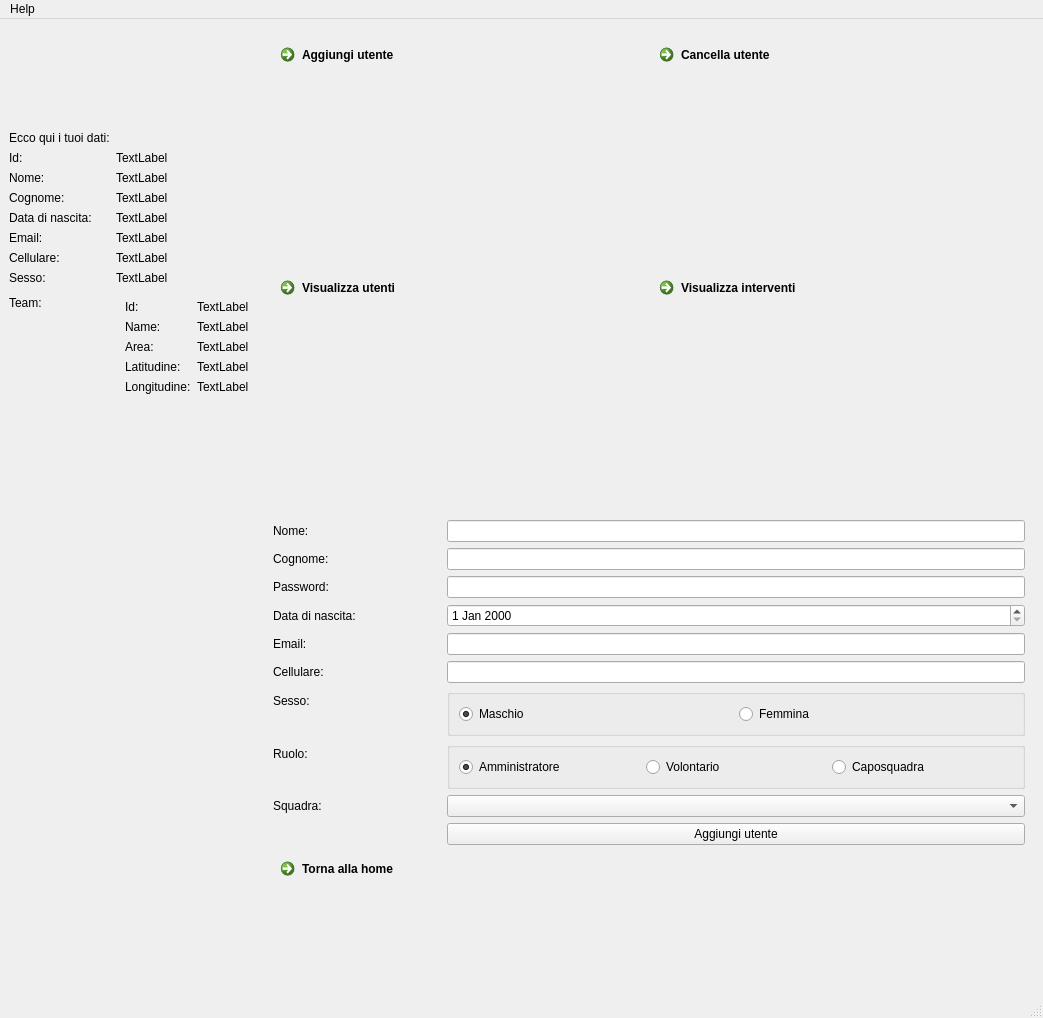
Qt form Progetto_C++/PCTeams/mainwindow/mainwindow.ui (matteoverzeroli/PAProject) before a commit.
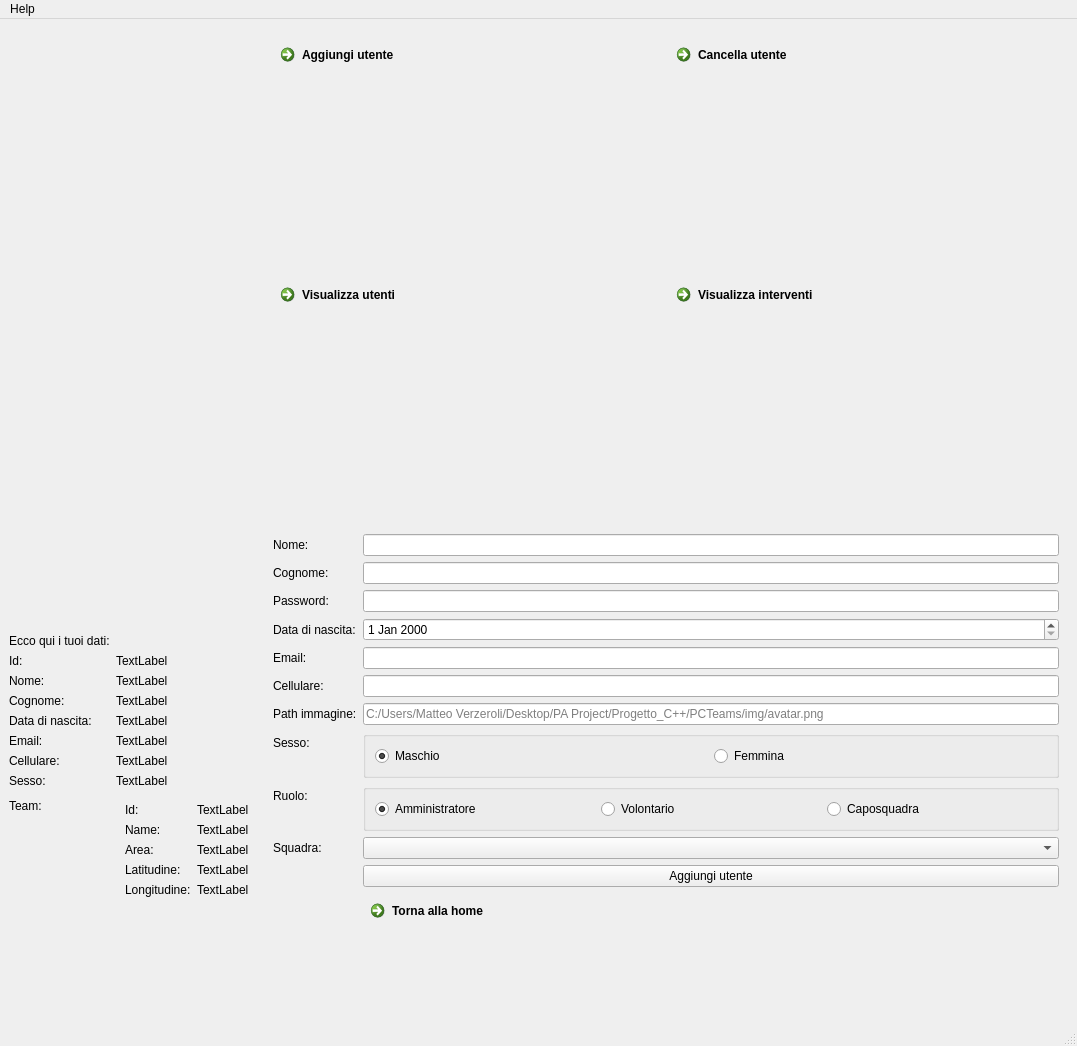
The same form after that commit. The open tabs and pages were chosen to show the change. Icons and pictures are not drawn.

Commit message: aggiunta immagine utente, miglioramenti grafici (icon link button)

Patch:
```diff
--- a/Progetto_C++/PCTeams/mainwindow/mainwindow.ui
+++ b/Progetto_C++/PCTeams/mainwindow/mainwindow.ui
@@ -6,8 +6,8 @@
    <rect>
     <x>0</x>
     <y>0</y>
-    <width>1043</width>
-    <height>1018</height>
+    <width>1077</width>
+    <height>1046</height>
    </rect>
   </property>
   <property name="windowTitle">
@@ -36,6 +36,16 @@
           <property name="text">
            <string>Cancella utente</string>
           </property>
+          <property name="icon">
+           <iconset resource="../resources.qrc">
+            <normaloff>:/img/img/minus.png</normaloff>:/img/img/minus.png</iconset>
+          </property>
+          <property name="iconSize">
+           <size>
+            <width>50</width>
+            <height>50</height>
+           </size>
+          </property>
          </widget>
         </item>
         <item row="1" column="1">
@@ -43,6 +53,16 @@
           <property name="text">
            <string>Visualizza interventi</string>
           </property>
+          <property name="icon">
+           <iconset resource="../resources.qrc">
+            <normaloff>:/img/img/tools.png</normaloff>:/img/img/tools.png</iconset>
+          </property>
+          <property name="iconSize">
+           <size>
+            <width>50</width>
+            <height>50</height>
+           </size>
+          </property>
          </widget>
         </item>
         <item row="1" column="0">
@@ -56,6 +76,16 @@
           <property name="text">
            <string>Visualizza utenti</string>
           </property>
+          <property name="icon">
+           <iconset resource="../resources.qrc">
+            <normaloff>:/img/img/users.png</normaloff>:/img/img/users.png</iconset>
+          </property>
+          <property name="iconSize">
+           <size>
+            <width>50</width>
+            <height>50</height>
+           </size>
+          </property>
          </widget>
         </item>
         <item row="0" column="0">
@@ -63,6 +93,16 @@
           <property name="text">
            <string>Aggiungi utente</string>
           </property>
+          <property name="icon">
+           <iconset resource="../resources.qrc">
+            <normaloff>:/img/img/plus.png</normaloff>:/img/img/plus.png</iconset>
+          </property>
+          <property name="iconSize">
+           <size>
+            <width>50</width>
+            <height>50</height>
+           </size>
+          </property>
          </widget>
         </item>
        </layout>
@@ -76,201 +116,6 @@
       </widget>
      </widget>
     </item>
-    <item row="0" column="0">
-     <layout class="QFormLayout" name="formLayout">
-      <property name="formAlignment">
-       <set>Qt::AlignLeading|Qt::AlignLeft|Qt::AlignVCenter</set>
-      </property>
-      <item row="1" column="0">
-       <widget class="QLabel" name="label">
-        <property name="text">
-         <string>Id:</string>
-        </property>
-       </widget>
-      </item>
-      <item row="1" column="1">
-       <widget class="QLabel" name="label_id">
-        <property name="text">
-         <string>TextLabel</string>
-        </property>
-       </widget>
-      </item>
-      <item row="2" column="0">
-       <widget class="QLabel" name="label_3">
-        <property name="text">
-         <string>Nome:</string>
-        </property>
-       </widget>
-      </item>
-      <item row="2" column="1">
-       <widget class="QLabel" name="label_name">
-        <property name="text">
-         <string>TextLabel</string>
-        </property>
-       </widget>
-      </item>
-      <item row="3" column="0">
-       <widget class="QLabel" name="label_2">
-        <property name="text">
-         <string>Cognome:</string>
-        </property>
-       </widget>
-      </item>
-      <item row="3" column="1">
-       <widget class="QLabel" name="label_surname">
-        <property name="text">
-         <string>TextLabel</string>
-        </property>
-       </widget>
-      </item>
-      <item row="4" column="0">
-       <widget class="QLabel" name="label_5">
-        <property name="text">
-         <string>Data di nascita:</string>
-        </property>
-       </widget>
-      </item>
-      <item row="4" column="1">
-       <widget class="QLabel" name="label_birthday">
-        <property name="text">
-         <string>TextLabel</string>
-        </property>
-       </widget>
-      </item>
-      <item row="5" column="0">
-       <widget class="QLabel" name="label_7">
-        <property name="text">
-         <string>Email:</string>
-        </property>
-       </widget>
-      </item>
-      <item row="5" column="1">
-       <widget class="QLabel" name="label_email">
-        <property name="text">
-         <string>TextLabel</string>
-        </property>
-       </widget>
-      </item>
-      <item row="6" column="0">
-       <widget class="QLabel" name="label_9">
-        <property name="text">
-         <string>Cellulare:</string>
-        </property>
-       </widget>
-      </item>
-      <item row="6" column="1">
-       <widget class="QLabel" name="label_cellnumber">
-        <property name="text">
-         <string>TextLabel</string>
-        </property>
-       </widget>
-      </item>
-      <item row="7" column="0">
-       <widget class="QLabel" name="label_11">
-        <property name="text">
-         <string>Sesso:</string>
-        </property>
-       </widget>
-      </item>
-      <item row="7" column="1">
-       <widget class="QLabel" name="label_sex">
-        <property name="text">
-         <string>TextLabel</string>
-        </property>
-       </widget>
-      </item>
-      <item row="8" column="0">
-       <widget class="QLabel" name="label_team">
-        <property name="text">
-         <string>Team:</string>
-        </property>
-       </widget>
-      </item>
-      <item row="8" column="1">
-       <widget class="QWidget" name="formWidget_team" native="true">
-        <layout class="QFormLayout" name="formLayout_team">
-         <item row="0" column="0">
-          <widget class="QLabel" name="label_4">
-           <property name="text">
-            <string>Id:</string>
-           </property>
-          </widget>
-         </item>
-         <item row="0" column="1">
-          <widget class="QLabel" name="label_team_id">
-           <property name="text">
-            <string>TextLabel</string>
-           </property>
-          </widget>
-         </item>
-         <item row="1" column="0">
-          <widget class="QLabel" name="label_8">
-           <property name="text">
-            <string>Name:</string>
-           </property>
-          </widget>
-         </item>
-         <item row="1" column="1">
-          <widget class="QLabel" name="label_team_name">
-           <property name="text">
-            <string>TextLabel</string>
-           </property>
-          </widget>
-         </item>
-         <item row="2" column="0">
-          <widget class="QLabel" name="label_12">
-           <property name="text">
-            <string>Area:</string>
-           </property>
-          </widget>
-         </item>
-         <item row="2" column="1">
-          <widget class="QLabel" name="label_team_area">
-           <property name="text">
-            <string>TextLabel</string>
-           </property>
-          </widget>
-         </item>
-         <item row="3" column="0">
-          <widget class="QLabel" name="label_15">
-           <property name="text">
-            <string>Latitudine:</string>
-           </property>
-          </widget>
-         </item>
-         <item row="3" column="1">
-          <widget class="QLabel" name="label_team_lat">
-           <property name="text">
-            <string>TextLabel</string>
-           </property>
-          </widget>
-         </item>
-         <item row="4" column="0">
-          <widget class="QLabel" name="label_17">
-           <property name="text">
-            <string>Longitudine:</string>
-           </property>
-          </widget>
-         </item>
-         <item row="4" column="1">
-          <widget class="QLabel" name="label_team_lng">
-           <property name="text">
-            <string>TextLabel</string>
-           </property>
-          </widget>
-         </item>
-        </layout>
-       </widget>
-      </item>
-      <item row="0" column="0">
-       <widget class="QLabel" name="label_35">
-        <property name="text">
-         <string>Ecco qui i tuoi dati:</string>
-        </property>
-       </widget>
-      </item>
-     </layout>
-    </item>
     <item row="1" column="1">
      <widget class="QStackedWidget" name="stackedWidget_info">
       <property name="currentIndex">
@@ -317,7 +162,7 @@
           </property>
          </widget>
         </item>
-        <item row="6" column="0">
+        <item row="7" column="0">
          <widget class="QLabel" name="label_18">
           <property name="text">
            <string>Sesso:</string>
@@ -336,7 +181,7 @@
         <item row="3" column="1">
          <widget class="QDateEdit" name="dateEdit_nu_birthday"/>
         </item>
-        <item row="6" column="1">
+        <item row="7" column="1">
          <widget class="QGroupBox" name="groupBox_sex">
           <property name="title">
            <string/>
@@ -362,14 +207,14 @@
           </layout>
          </widget>
         </item>
-        <item row="7" column="0">
+        <item row="8" column="0">
          <widget class="QLabel" name="label_19">
           <property name="text">
            <string>Ruolo:</string>
           </property>
          </widget>
         </item>
-        <item row="7" column="1">
+        <item row="8" column="1">
          <widget class="QGroupBox" name="groupBox_role">
           <property name="title">
            <string/>
@@ -402,17 +247,17 @@
           </layout>
          </widget>
         </item>
-        <item row="8" column="0">
+        <item row="9" column="0">
          <widget class="QLabel" name="label_nu_team">
           <property name="text">
            <string>Squadra:</string>
           </property>
          </widget>
         </item>
-        <item row="8" column="1">
+        <item row="9" column="1">
          <widget class="QComboBox" name="comboBox_nu_team"/>
         </item>
-        <item row="9" column="1">
+        <item row="10" column="1">
          <widget class="QPushButton" name="pushButton_nu_adduser">
           <property name="text">
            <string>Aggiungi utente</string>
@@ -429,10 +274,34 @@
         <item row="2" column="1">
          <widget class="QLineEdit" name="lineEdit_nu_psw"/>
         </item>
-        <item row="10" column="0">
-         <widget class="QCommandLinkButton" name="commandLinkButton_2">
+        <item row="11" column="1">
+         <widget class="QCommandLinkButton" name="commandLinkButton_home">
           <property name="text">
            <string>Torna alla home</string>
+          </property>
+          <property name="icon">
+           <iconset resource="../resources.qrc">
+            <normaloff>:/img/img/home.png</normaloff>:/img/img/home.png</iconset>
+          </property>
+          <property name="iconSize">
+           <size>
+            <width>30</width>
+            <height>30</height>
+           </size>
+          </property>
+         </widget>
+        </item>
+        <item row="6" column="1">
+         <widget class="QLineEdit" name="lineEdit_pathpic">
+          <property name="placeholderText">
+           <string>C:/Users/Matteo Verzeroli/Desktop/PA Project/Progetto_C++/PCTeams/img/avatar.png</string>
+          </property>
+         </widget>
+        </item>
+        <item row="6" column="0">
+         <widget class="QLabel" name="label_36">
+          <property name="text">
+           <string>Path immagine:</string>
           </property>
          </widget>
         </item>
@@ -634,6 +503,211 @@
       </widget>
      </widget>
     </item>
+    <item row="1" column="0">
+     <layout class="QFormLayout" name="formLayout">
+      <property name="formAlignment">
+       <set>Qt::AlignLeading|Qt::AlignLeft|Qt::AlignVCenter</set>
+      </property>
+      <item row="1" column="0">
+       <widget class="QLabel" name="label">
+        <property name="text">
+         <string>Id:</string>
+        </property>
+       </widget>
+      </item>
+      <item row="1" column="1">
+       <widget class="QLabel" name="label_id">
+        <property name="text">
+         <string>TextLabel</string>
+        </property>
+       </widget>
+      </item>
+      <item row="2" column="0">
+       <widget class="QLabel" name="label_3">
+        <property name="text">
+         <string>Nome:</string>
+        </property>
+       </widget>
+      </item>
+      <item row="2" column="1">
+       <widget class="QLabel" name="label_name">
+        <property name="text">
+         <string>TextLabel</string>
+        </property>
+       </widget>
+      </item>
+      <item row="3" column="0">
+       <widget class="QLabel" name="label_2">
+        <property name="text">
+         <string>Cognome:</string>
+        </property>
+       </widget>
+      </item>
+      <item row="3" column="1">
+       <widget class="QLabel" name="label_surname">
+        <property name="text">
+         <string>TextLabel</string>
+        </property>
+       </widget>
+      </item>
+      <item row="4" column="0">
+       <widget class="QLabel" name="label_5">
+        <property name="text">
+         <string>Data di nascita:</string>
+        </property>
+       </widget>
+      </item>
+      <item row="4" column="1">
+       <widget class="QLabel" name="label_birthday">
+        <property name="text">
+         <string>TextLabel</string>
+        </property>
+       </widget>
+      </item>
+      <item row="5" column="0">
+       <widget class="QLabel" name="label_7">
+        <property name="text">
+         <string>Email:</string>
+        </property>
+       </widget>
+      </item>
+      <item row="5" column="1">
+       <widget class="QLabel" name="label_email">
+        <property name="text">
+         <string>TextLabel</string>
+        </property>
+       </widget>
+      </item>
+      <item row="6" column="0">
+       <widget class="QLabel" name="label_9">
+        <property name="text">
+         <string>Cellulare:</string>
+        </property>
+       </widget>
+      </item>
+      <item row="6" column="1">
+       <widget class="QLabel" name="label_cellnumber">
+        <property name="text">
+         <string>TextLabel</string>
+        </property>
+       </widget>
+      </item>
+      <item row="7" column="0">
+       <widget class="QLabel" name="label_11">
+        <property name="text">
+         <string>Sesso:</string>
+        </property>
+       </widget>
+      </item>
+      <item row="7" column="1">
+       <widget class="QLabel" name="label_sex">
+        <property name="text">
+         <string>TextLabel</string>
+        </property>
+       </widget>
+      </item>
+      <item row="8" column="0">
+       <widget class="QLabel" name="label_team">
+        <property name="text">
+         <string>Team:</string>
+        </property>
+       </widget>
+      </item>
+      <item row="8" column="1">
+       <widget class="QWidget" name="formWidget_team" native="true">
+        <layout class="QFormLayout" name="formLayout_team">
+         <item row="0" column="0">
+          <widget class="QLabel" name="label_4">
+           <property name="text">
+            <string>Id:</string>
+           </property>
+          </widget>
+         </item>
+         <item row="0" column="1">
+          <widget class="QLabel" name="label_team_id">
+           <property name="text">
+            <string>TextLabel</string>
+           </property>
+          </widget>
+         </item>
+         <item row="1" column="0">
+          <widget class="QLabel" name="label_8">
+           <property name="text">
+            <string>Name:</string>
+           </property>
+          </widget>
+         </item>
+         <item row="1" column="1">
+          <widget class="QLabel" name="label_team_name">
+           <property name="text">
+            <string>TextLabel</string>
+           </property>
+          </widget>
+         </item>
+         <item row="2" column="0">
+          <widget class="QLabel" name="label_12">
+           <property name="text">
+            <string>Area:</string>
+           </property>
+          </widget>
+         </item>
+         <item row="2" column="1">
+          <widget class="QLabel" name="label_team_area">
+           <property name="text">
+            <string>TextLabel</string>
+           </property>
+          </widget>
+         </item>
+         <item row="3" column="0">
+          <widget class="QLabel" name="label_15">
+           <property name="text">
+            <string>Latitudine:</string>
+           </property>
+          </widget>
+         </item>
+         <item row="3" column="1">
+          <widget class="QLabel" name="label_team_lat">
+           <property name="text">
+            <string>TextLabel</string>
+           </property>
+          </widget>
+         </item>
+         <item row="4" column="0">
+          <widget class="QLabel" name="label_17">
+           <property name="text">
+            <string>Longitudine:</string>
+           </property>
+          </widget>
+         </item>
+         <item row="4" column="1">
+          <widget class="QLabel" name="label_team_lng">
+           <property name="text">
+            <string>TextLabel</string>
+           </property>
+          </widget>
+         </item>
+        </layout>
+       </widget>
+      </item>
+      <item row="0" column="0">
+       <widget class="QLabel" name="label_35">
+        <property name="text">
+         <string>Ecco qui i tuoi dati:</string>
+        </property>
+       </widget>
+      </item>
+     </layout>
+    </item>
+    <item row="0" column="0">
+     <widget class="QLabel" name="label_picture">
+      <property name="text">
+       <string/>
+      </property>
+      <property name="alignment">
+       <set>Qt::AlignLeading|Qt::AlignLeft|Qt::AlignVCenter</set>
+      </property>
+     </widget>
+    </item>
    </layout>
   </widget>
   <widget class="QMenuBar" name="menubar">
@@ -641,7 +715,7 @@
     <rect>
      <x>0</x>
      <y>0</y>
-     <width>1043</width>
+     <width>1077</width>
      <height>26</height>
     </rect>
    </property>
```
Left out of the diff: 44 changed lines with no effect on the pictures. The commit also changes 19 other files.
